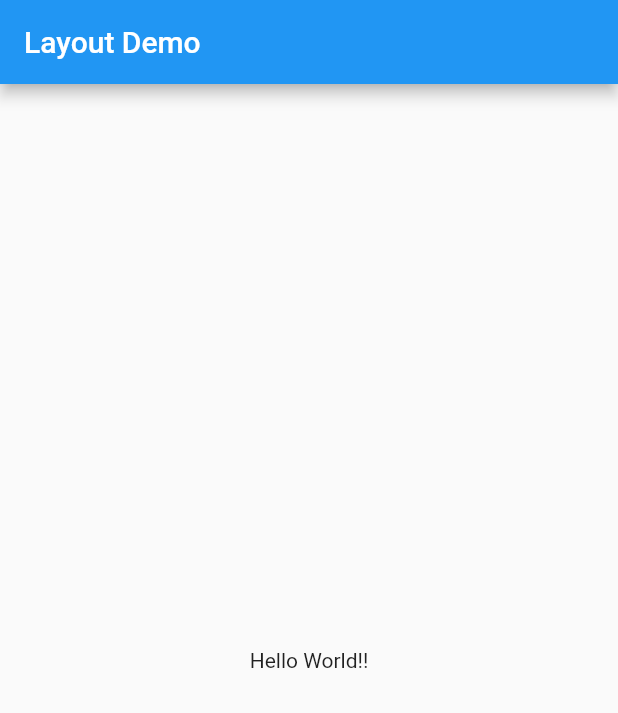
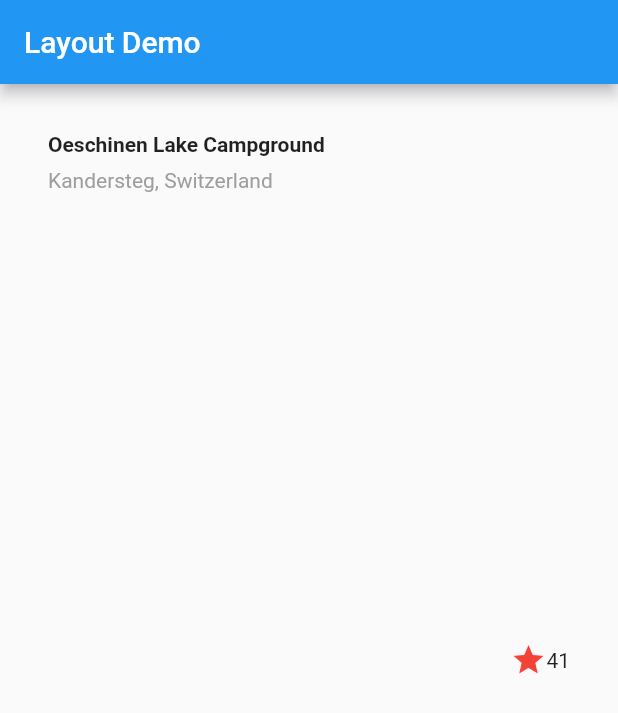
Before and after one commit to nekonenene/flutter_layout_and_animation, a Flutter app: the screen it shows after launch, on a phone screen of 412 x 824 dp. Shown: the top 713 px of the screen. Run offline on Flutter 3.47's test engine with Material 2 defaults, Android fonts, the phone set to English and light mode, and no system bars.

Commit message:
titleSection Widget を設定

```diff
--- a/lib/main.dart
+++ b/lib/main.dart
@@ -3,7 +3,6 @@ import 'package:flutter/material.dart';
 void main() => runApp(MyApp());
 
 class MyApp extends StatelessWidget {
-  // This widget is the root of your application.
   @override
   Widget build(BuildContext context) {
     return MaterialApp(
@@ -16,9 +15,42 @@ class MyApp extends StatelessWidget {
           title: Text('Layout Demo'),
         ),
         body: Center(
-          child: Text('Hello World!!'),
+          child: titleSection,
         ),
       )
     );
   }
+
+  Widget titleSection = Container(
+    padding: EdgeInsets.all(32),
+    child: Row(
+      children: [
+        // Expanded ウィジェット内に Column を置くことで、余りの領域すべてを使うことが出来る
+        Expanded(child: Column(
+          // 左側基準で始まることを宣言
+          crossAxisAlignment: CrossAxisAlignment.start,
+          children: [
+            // padding を置きたいため Text 直接でなく、Container の内部に Text を置く作りにしている
+            Container(
+              padding: const EdgeInsets.only(bottom: 8),
+              child: Text(
+                'Oeschinen Lake Campground',
+                style: TextStyle(fontWeight: FontWeight.bold),
+              ),
+            ),
+            // サブの文字列。グレーにしてある
+            Text(
+              'Kandersteg, Switzerland',
+              style: TextStyle(color: Colors.grey[500]),
+            )
+          ],
+        )),
+        Icon(
+          Icons.star,
+          color: Colors.red[500],
+        ),
+        Text('41'),
+      ],
+    ),
+  );
 }
```
